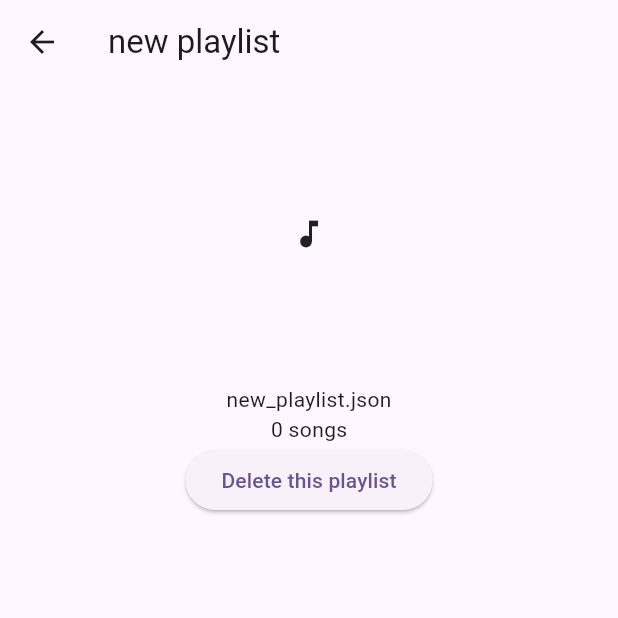
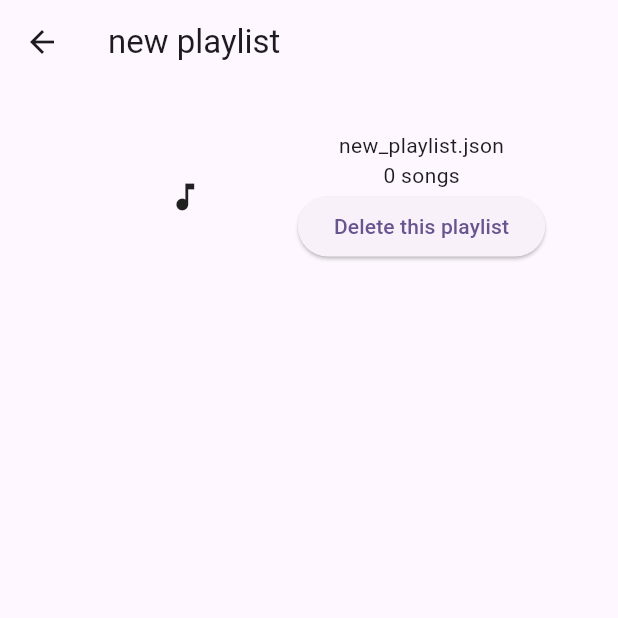
Before and after one commit to exelix11/QuestSongManager, a Flutter app: the PlaylistDetailPage screen opened directly with empty values, on a phone screen of 412 x 824 dp, the top half of it. Run offline on Flutter 3.47's test engine with Material 3 defaults, Android fonts, the phone set to English and light mode, and no system bars; our stand-ins replace cached_network_image, convert, permission_handler, shared_preferences, webview_flutter; missing offline and left inert: webview_flutter_android; accounts and stored records are empty.

Commit message:
Optimize space in playlist detail page

```diff
--- a/lib/mod_manager/gui/playlist_detail_page.dart
+++ b/lib/mod_manager/gui/playlist_detail_page.dart
@@ -80,20 +80,15 @@ class PlaylistDetailPageState extends State<PlaylistDetailPage> {
     );
   }
 
-  @override
-  Widget build(BuildContext context) {
-    return Scaffold(
-      appBar: AppBar(
-        title: Text(widget.playlist.playlistTitle),
-      ),
-      body: Center(
-        child: Column(
-          children: [
+  Widget _buildHeader() {
+    return Row(mainAxisAlignment: MainAxisAlignment.center, children: [
       // Limit the image size so it doesn't take up the whole screen
       SizedBox(
-                width: 200,
-                height: 200,
+          width: 150,
+          height: 150,
           child: PlaylistWidget.playlistIcon(widget.playlist)),
+      Column(
+        children: [
           Text(widget.playlist.fileName),
           Text("${widget.playlist.songs.length} songs"),
           // Add a group of buttons to add to playlist or delete
@@ -106,6 +101,21 @@ class PlaylistDetailPageState extends State<PlaylistDetailPage> {
               ),
             ],
           ),
+        ],
+      )
+    ]);
+  }
+
+  @override
+  Widget build(BuildContext context) {
+    return Scaffold(
+      appBar: AppBar(
+        title: Text(widget.playlist.playlistTitle),
+      ),
+      body: Center(
+        child: Column(
+          children: [
+            _buildHeader(),
             Expanded(
               child: ListView.builder(
                 itemCount: widget.playlist.songs.length,
--- a/lib/mod_manager/gui/simple_widgets.dart
+++ b/lib/mod_manager/gui/simple_widgets.dart
@@ -98,7 +98,7 @@ class PlaylistWidget extends StatelessWidget {
   @override
   Widget build(BuildContext context) {
     return ListTile(
-        leading: playlistIcon(playlist),
+        leading: SizedBox(width: 50, height: 50, child: playlistIcon(playlist)),
         title: Text(playlist.playlistTitle),
         trailing: extraIcon,
         subtitle: Text("${playlist.songs.length} songs\n${playlist.fileName}"),
```
Lines whose indentation alone changed are shown as unchanged.
